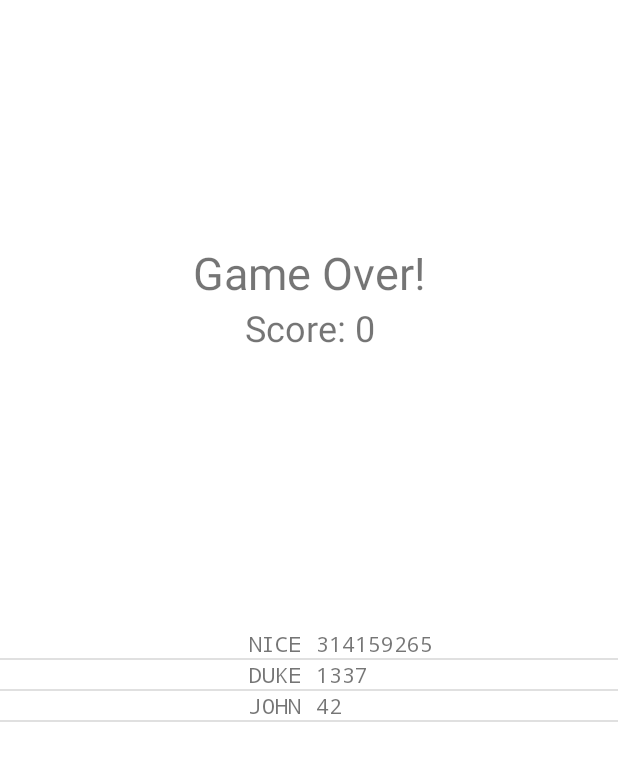
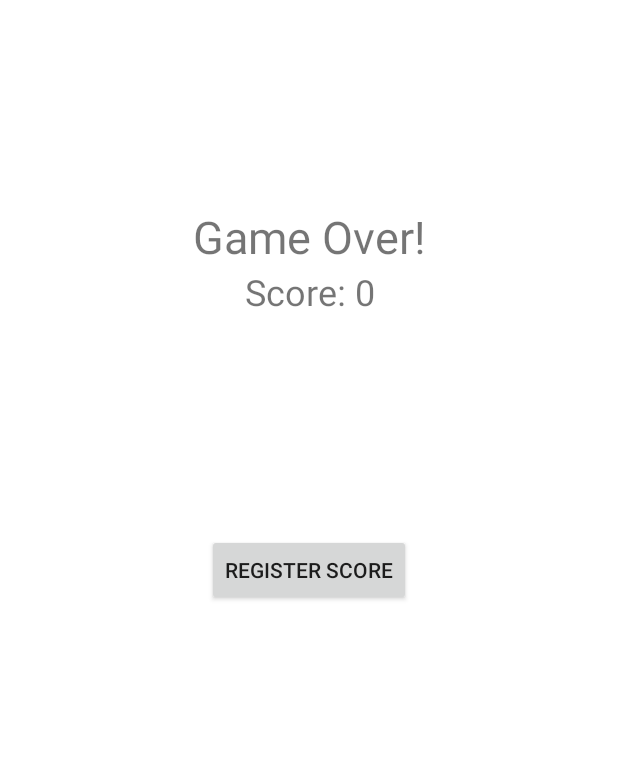
Before and after one commit to TrovadorDelCodigo/FunnyFlappyJumpBall2, an Android app: the GameOverActivity screen opened directly, with no data from a screen before it, on a phone screen of 412 x 824 dp. Shown: the top 761 px of the screen. Run offline under Robolectric (Android 15) with nearby library versions, the phone set to English and light mode, and no system bars; our stand-ins replace Firebase (no records; nobody signed in at launch, a user with empty details on screens opened directly).

Commit message:
Added Firebase database to register and display highscores

```diff
--- a/app/build.gradle
+++ b/app/build.gradle
@@ -1,6 +1,7 @@
 plugins {
     id 'com.android.application'
     id 'kotlin-android'
+    id 'com.google.gms.google-services'
 }
 
 android {
@@ -39,6 +40,8 @@ dependencies {
     implementation 'androidx.appcompat:appcompat:1.2.0'
     implementation 'com.google.android.material:material:1.3.0'
     implementation 'androidx.constraintlayout:constraintlayout:2.0.4'
+    implementation 'com.google.firebase:firebase-database:19.2.1'
+    implementation 'com.google.firebase:firebase-database-ktx:19.2.1'
     testImplementation 'junit:junit:4.+'
     androidTestImplementation 'androidx.test.ext:junit:1.1.2'
     androidTestImplementation 'androidx.test.espresso:espresso-core:3.3.0'
--- a/app/src/main/java/fr/m2dl/todo/funnyflappyjumpball2/GameActivity.kt
+++ b/app/src/main/java/fr/m2dl/todo/funnyflappyjumpball2/GameActivity.kt
@@ -67,6 +67,9 @@ class GameActivity : Activity(), SensorEventListener {
         }
         mediaPlayers.forEachIndexed { i, mediaPlayer ->
             mediaPlayer.setNextMediaPlayer(mediaPlayers[(i + 1) % musicIds.size])
+            mediaPlayer.setOnCompletionListener {
+                it.seekTo(0)
+            }
         }
         startMusicHandler.postDelayed({ mediaPlayers[0].start() }, 1000)
     }
--- a/app/src/main/java/fr/m2dl/todo/funnyflappyjumpball2/GameOverActivity.kt
+++ b/app/src/main/java/fr/m2dl/todo/funnyflappyjumpball2/GameOverActivity.kt
@@ -2,21 +2,32 @@ package fr.m2dl.todo.funnyflappyjumpball2
 
 import android.content.pm.ActivityInfo
 import android.os.Bundle
+import android.view.View
 import android.view.Window
 import android.view.WindowManager
+import android.widget.Button
 import android.widget.ListView
 import android.widget.TextView
 import androidx.fragment.app.FragmentActivity
 import fr.m2dl.todo.funnyflappyjumpball2.dialogs.PlayerNameDialog
 import fr.m2dl.todo.funnyflappyjumpball2.score.Score
 import fr.m2dl.todo.funnyflappyjumpball2.score.ScoreAdapter
+import fr.m2dl.todo.funnyflappyjumpball2.score.db.ScoreDB
+import fr.m2dl.todo.funnyflappyjumpball2.score.db.impl.FirebaseScoreDB
 
 class GameOverActivity : FragmentActivity() {
+
+    private lateinit var scoreDB: ScoreDB
+    private var score = 0
+
     override fun onCreate(savedInstanceState: Bundle?) {
         super.onCreate(savedInstanceState)
         setupWindow()
         setContentView(R.layout.activity_game_over)
-        displayScore(intent.getIntExtra("score", 0))
+
+        scoreDB = FirebaseScoreDB()
+        score = intent.getIntExtra("score", 0)
+        displayScore()
         displayHighScores()
     }
 
@@ -28,25 +39,29 @@ class GameOverActivity : FragmentActivity() {
         requestedOrientation = ActivityInfo.SCREEN_ORIENTATION_PORTRAIT;
     }
 
-    private fun displayScore(score: Int) {
+    private fun displayScore() {
         val scoreTextView = findViewById<TextView>(R.id.scoreText)
         val scoreText = getString(R.string.score)
         scoreTextView.text = "$scoreText $score"
     }
 
     private fun displayHighScores() {
-        // TODO remove test
-        val scores = listOf(
-            Score("NICE", 314159265),
-            Score("DUKE", 1337),
-            Score("JOHN", 42)
-        )
+        scoreDB.getScores { scores ->
+            val sortedScores = scores.sortedByDescending { it.score }
+            val scoreAdapter = ScoreAdapter(this, R.layout.score_item, sortedScores)
+            val scoreListView = findViewById<ListView>(R.id.scoresListView)
+            scoreListView.adapter = scoreAdapter
+        }
+    }
 
-        val scoreAdapter = ScoreAdapter(this, R.layout.score_item, scores)
-        val scoreListView = findViewById<ListView>(R.id.scoresListView)
-        scoreListView.adapter = scoreAdapter
+    fun registerScore(view: View) {
+        val playerNameDialog = PlayerNameDialog()
+        playerNameDialog.onPlayerNameEntered = { playerName ->
+            scoreDB.registerScore(Score(playerName, score))
+            findViewById<Button>(R.id.register_score_button).visibility = View.GONE
+            displayHighScores() // Refresh the scores
+        }
 
-        val playerNameDialog = PlayerNameDialog()
         playerNameDialog.show(supportFragmentManager, "player_name")
     }
 }
--- /dev/null
+++ b/app/src/main/java/fr/m2dl/todo/funnyflappyjumpball2/score/db/ScoreDB.kt
@@ -0,0 +1,8 @@
+package fr.m2dl.todo.funnyflappyjumpball2.score.db
+
+import fr.m2dl.todo.funnyflappyjumpball2.score.Score
+
+interface ScoreDB {
+    fun registerScore(score: Score)
+    fun getScores(scoresHandler: (List<Score>) -> Unit)
+}
--- /dev/null
+++ b/app/src/main/java/fr/m2dl/todo/funnyflappyjumpball2/score/db/impl/DeserializedScore.kt
@@ -0,0 +1,6 @@
+package fr.m2dl.todo.funnyflappyjumpball2.score.db.impl
+
+data class DeserializedScore(
+    val playerName: String? = null,
+    val score: Int? = null
+)
--- /dev/null
+++ b/app/src/main/java/fr/m2dl/todo/funnyflappyjumpball2/score/db/impl/FirebaseScoreDB.kt
@@ -0,0 +1,41 @@
+package fr.m2dl.todo.funnyflappyjumpball2.score.db.impl
+
+import com.google.firebase.database.DataSnapshot
+import com.google.firebase.database.DatabaseError
+import com.google.firebase.database.DatabaseReference
+import com.google.firebase.database.ValueEventListener
+import com.google.firebase.database.ktx.database
+import com.google.firebase.database.ktx.getValue
+import com.google.firebase.ktx.Firebase
+import fr.m2dl.todo.funnyflappyjumpball2.score.Score
+import fr.m2dl.todo.funnyflappyjumpball2.score.db.ScoreDB
+import java.util.UUID
+
+class FirebaseScoreDB: ScoreDB {
+    private val databaseUrl = "https://funny-flappy-jump-ball-2-default-rtdb.firebaseio.com/"
+    private var database: DatabaseReference = Firebase.database(databaseUrl).reference
+
+    override fun registerScore(score: Score) {
+        database.child("scores")
+                .child(UUID.randomUUID().toString())
+                .setValue(score)
+    }
+
+    override fun getScores(scoresHandler: (List<Score>) -> Unit) {
+        database.child("scores")
+                .addListenerForSingleValueEvent(object : ValueEventListener {
+                    override fun onDataChange(snapshot: DataSnapshot) {
+                        val scores = mutableListOf<Score>()
+
+                        snapshot.children.forEach {
+                            val deserializedScore = it.getValue<DeserializedScore>()!!
+                            scores += Score(deserializedScore.playerName!!, deserializedScore.score!!)
+                        }
+                        scoresHandler(scores)
+                    }
+
+                    override fun onCancelled(error: DatabaseError) {
+                    }
+                })
+    }
+}
--- a/app/src/main/res/layout/activity_game_over.xml
+++ b/app/src/main/res/layout/activity_game_over.xml
@@ -31,6 +31,14 @@
             android:text="@string/score"
             android:textSize="24sp"
             android:gravity="top|center" />
+
+        <Button
+            android:id="@+id/register_score_button"
+            android:layout_width="wrap_content"
+            android:layout_height="wrap_content"
+            android:text="@string/register_score_button_text"
+            android:layout_gravity="center"
+            android:onClick="registerScore"/>
    </LinearLayout>
 
     <ListView
--- a/app/src/main/res/layout/score_item.xml
+++ b/app/src/main/res/layout/score_item.xml
@@ -12,6 +12,7 @@
         android:layout_height="wrap_content"
         android:layout_marginEnd="10dp"
         android:textAlignment="textEnd"
+        android:textSize="16sp"
         android:fontFamily="monospace" />
 
     <TextView
@@ -20,6 +21,7 @@
         android:layout_weight="1"
         android:layout_height="wrap_content"
         android:textAlignment="textStart"
+        android:textSize="16sp"
         android:fontFamily="monospace" />
 
 </LinearLayout>
--- a/app/src/main/res/values/strings.xml
+++ b/app/src/main/res/values/strings.xml
@@ -4,7 +4,7 @@
     <string name="game_over">Game Over!</string>
     <string name="score">Score: </string>
     <string name="register_score">Register score?</string>
-    <string name="player_name">Player name</string>
     <string name="cancel">Cancel</string>
     <string name="ok">Ok</string>
+    <string name="register_score_button_text">Register Score</string>
 </resources>
--- a/build.gradle
+++ b/build.gradle
@@ -8,6 +8,7 @@ buildscript {
     dependencies {
         classpath "com.android.tools.build:gradle:4.1.2"
         classpath "org.jetbrains.kotlin:kotlin-gradle-plugin:$kotlin_version"
+        classpath 'com.google.gms:google-services:4.3.3'
 
         // NOTE: Do not place your application dependencies here; they belong
         // in the individual module build.gradle files
```
Also changed, not shown: app/src/main/java/fr/m2dl/todo/funnyflappyjumpball2/dialogs/PlayerNameDialog.kt (+14 -4 lines), app/src/main/res/layout/player_name_dialog_fragment.xml (deleted, +0 -23 lines), gradle/wrapper/gradle-wrapper.properties, 1 other file.
